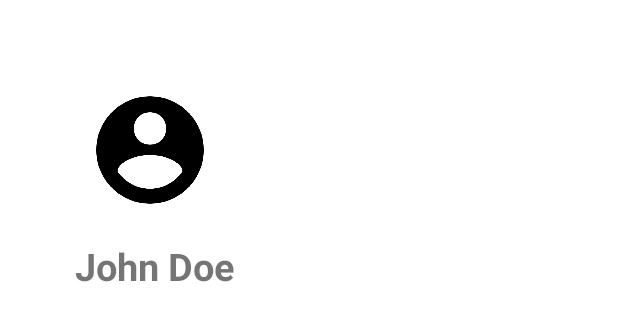
After one commit to PixelDream/PTS3, an Android app: the layout drawer_menu.xml on its own in the app's theme, with its tools: preview values and no code run, on a phone screen of 412 x 824 dp. The commit adds this screen. Shown: the top 321 px of the screen. Run offline under Robolectric (Android 15) with nearby library versions, the phone set to English and light mode, and no system bars.

Commit message:
Side menu (#5)
* feat: Side menu creation

* feat: Side menu creation

* feat: Side menu improvement

Co-authored-by: Nehdi <yannaro35@gmail.com>

```diff
--- a/app/build.gradle
+++ b/app/build.gradle
@@ -72,9 +72,13 @@ dependencies {
     implementation 'com.google.android.material:material:1.4.0'
     implementation 'androidx.constraintlayout:constraintlayout:2.1.0'
     implementation 'com.google.firebase:firebase-auth:19.2.0'
+    implementation 'org.jetbrains:annotations:15.0'
+    implementation 'org.jetbrains:annotations:15.0'
     testImplementation 'junit:junit:4.+'
     androidTestImplementation 'androidx.test.ext:junit:1.1.3'
     androidTestImplementation 'androidx.test.espresso:espresso-core:3.4.0'
+
+    implementation 'com.yarolegovich:sliding-root-nav:1.1.1'
 }
 
 task generateJavadoc(type: Javadoc) {
--- /dev/null
+++ b/app/src/main/res/layout/drawer_menu.xml
@@ -0,0 +1,26 @@
+<?xml version="1.0" encoding="utf-8"?>
+<LinearLayout xmlns:android="http://schemas.android.com/apk/res/android"
+    android:layout_width="match_parent"
+    android:layout_height="match_parent"
+    android:background="#fff"
+    android:orientation="vertical">
+
+    <include
+        layout="@layout/myprofil"
+        android:layout_width="wrap_content"
+        android:layout_height="wrap_content" />
+
+    <Space
+        android:layout_width="wrap_content"
+        android:layout_height="0dp" />
+
+    <androidx.recyclerview.widget.RecyclerView
+        android:id="@+id/drawer_list"
+        android:layout_width="240dp"
+        android:layout_height="wrap_content" />
+
+    <Space
+        android:layout_width="wrap_content"
+        android:layout_height="0dp" />
+
+</LinearLayout>
--- /dev/null
+++ b/app/src/main/res/layout/myprofil.xml
@@ -0,0 +1,35 @@
+<?xml version="1.0" encoding="utf-8"?>
+<RelativeLayout
+    xmlns:android="http://schemas.android.com/apk/res/android"
+    android:layout_width="match_parent"
+    android:layout_height="match_parent"
+    android:orientation="vertical"
+    >
+
+    <ImageView
+        android:id="@+id/icon"
+        android:layout_width="100dp"
+        android:layout_height="100dp"
+        android:layout_marginStart="50dp"
+        android:layout_marginLeft="50dp"
+        android:layout_marginTop="50dp"
+        android:layout_marginEnd="50dp"
+        android:layout_marginRight="50dp"
+        android:layout_marginBottom="10dp"
+        android:src="@drawable/profil" />
+
+    <TextView
+        android:id="@+id/title"
+        android:layout_width="wrap_content"
+        android:layout_height="wrap_content"
+        android:layout_below="@id/icon"
+        android:textSize="25dp"
+        android:layout_marginStart="50dp"
+        android:layout_marginLeft="16dp"
+        android:layout_marginRight="16dp"
+        android:text="John Doe"
+        android:textStyle="bold"
+        />
+
+
+</RelativeLayout>
```
Also changed, not shown: app/src/main/java/fr/iut/monpotager/controller/MainActivity.java (+134 -10 lines), app/src/main/java/fr/iut/monpotager/controller/fragment/DashBoardFragment.java (added, +20 -0 lines), app/src/main/java/fr/iut/monpotager/controller/sidemenu/DrawerAdapter.java (added, +111 -0 lines), app/src/main/java/fr/iut/monpotager/controller/sidemenu/DrawerItem.java (added, +27 -0 lines), app/src/main/java/fr/iut/monpotager/controller/sidemenu/SimpleItem.java (added, +86 -0 lines), app/src/main/java/fr/iut/monpotager/controller/sidemenu/SpaceItem.java (added, +48 -0 lines), app/src/main/res/layout/activity_main.xml (+19 -10 lines), app/src/main/res/layout/dashboard_fragment.xml (added, +7 -0 lines), app/src/main/res/layout/item_option.xml (added, +25 -0 lines), app/src/main/res/values/arrays.xml (added, +21 -0 lines), app/src/main/res/drawable/com.png (added), app/src/main/res/drawable/deco.png (added), app/src/main/res/drawable/home.png (added), app/src/main/res/drawable/param.png (added), 3 more files.
